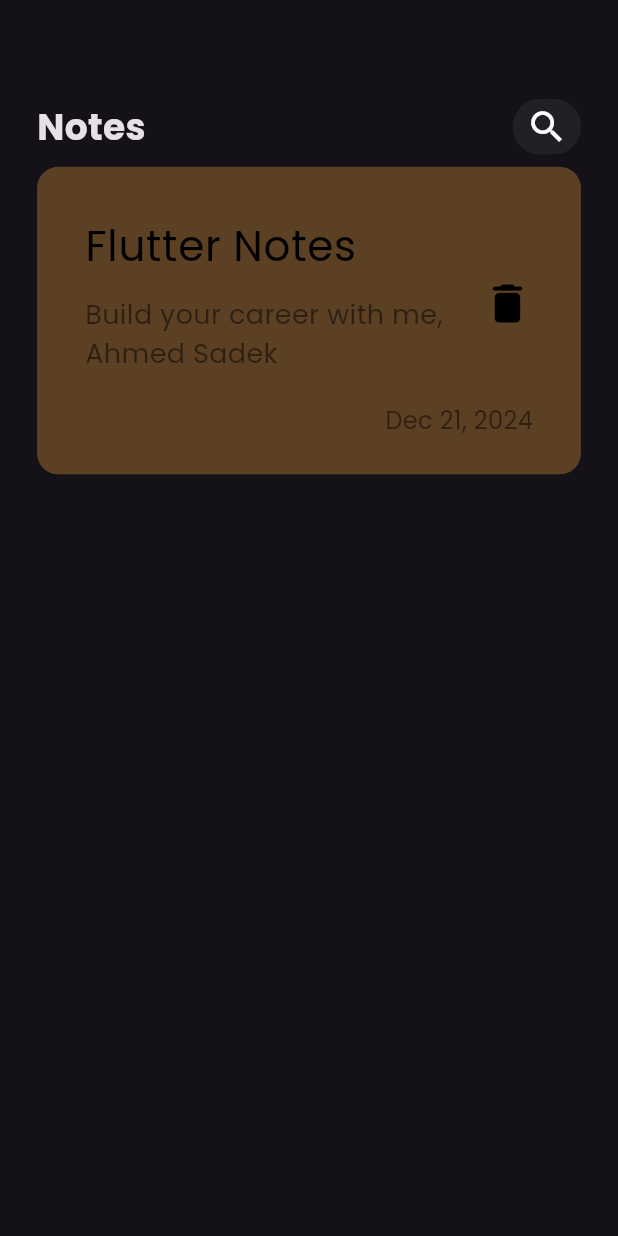
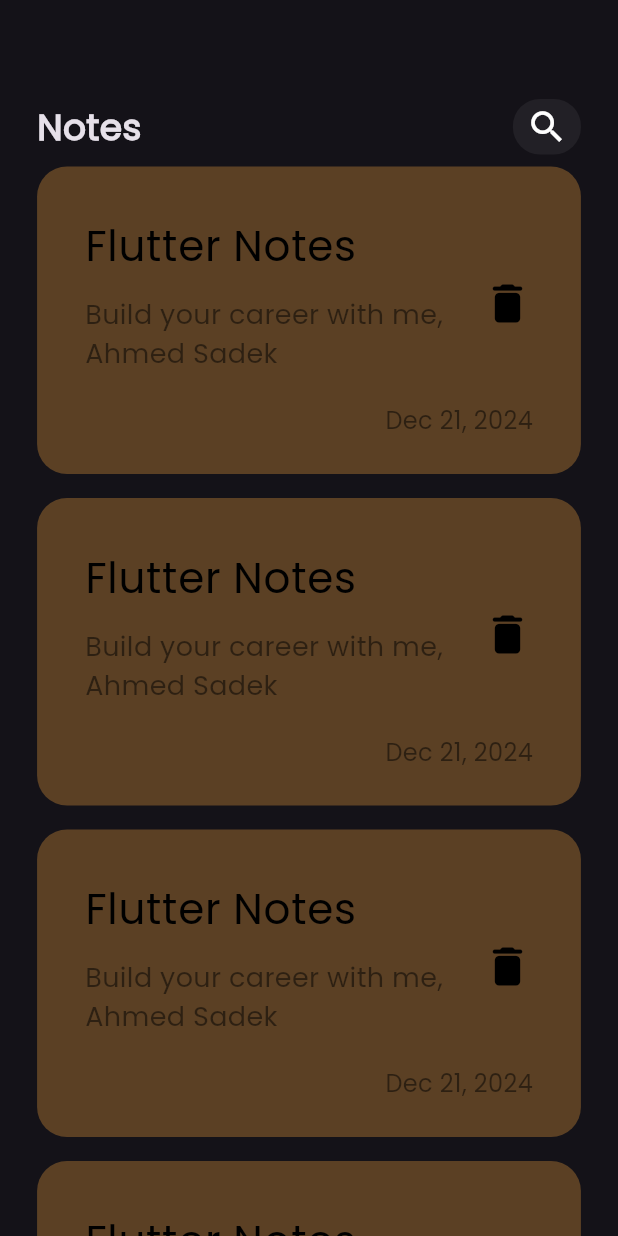
Before and after one commit to ahmedsadek2/note_app, a Flutter app: the screen it shows after launch, on a phone screen of 412 x 824 dp. Run offline on Flutter 3.47's test engine with Material 3 defaults, Android fonts, the phone set to English and light mode, and no system bars.

Commit message:
Create Note List view Body

```diff
--- a/lib/views/widgets/note_item.dart
+++ b/lib/views/widgets/note_item.dart
@@ -9,7 +9,7 @@ class NoteItem extends StatelessWidget {
       padding: EdgeInsets.only(top: 24,bottom: 24,left: 16),
       decoration: BoxDecoration(
           color: Colors.orangeAccent.withOpacity(0.3),
-          borderRadius: BorderRadius.circular(14)
+          borderRadius: BorderRadius.circular(20)
       ),
       child: Column(
         crossAxisAlignment: CrossAxisAlignment.end,
--- a/lib/views/widgets/note_view_body.dart
+++ b/lib/views/widgets/note_view_body.dart
@@ -1,7 +1,7 @@
 import 'package:flutter/material.dart';
 
 import 'custom_app_bar.dart';
-import 'note_item.dart';
+import 'notes_list_view.dart';
 
 class NotesViewBody extends StatelessWidget {
   const NotesViewBody({super.key});
@@ -14,8 +14,7 @@ class NotesViewBody extends StatelessWidget {
         children: [
           SizedBox(height: MediaQuery.of(context).size.height*0.08,),
           const CustomAppBar(),
-          SizedBox(height: MediaQuery.of(context).size.height*0.01,),
-          const NoteItem(),
+          const Expanded(child: NoteItemList()),
         ],
       ),
     );
--- /dev/null
+++ b/lib/views/widgets/notes_list_view.dart
@@ -0,0 +1,21 @@
+import 'package:flutter/material.dart';
+
+import 'note_item.dart';
+
+class NoteItemList extends StatelessWidget {
+  const NoteItemList({super.key});
+
+  @override
+  Widget build(BuildContext context) {
+    return  ListView.builder(
+      itemBuilder: (context, index) =>const Padding(
+        padding: EdgeInsets.symmetric(vertical: 8),
+        child: NoteItem(),
+      ),
+      itemCount: 4,
+      physics: const BouncingScrollPhysics(),
+
+
+    );
+  }
+}
```
Also changed, not shown: assets/fonts/Poppins-Regular.ttf (added).
